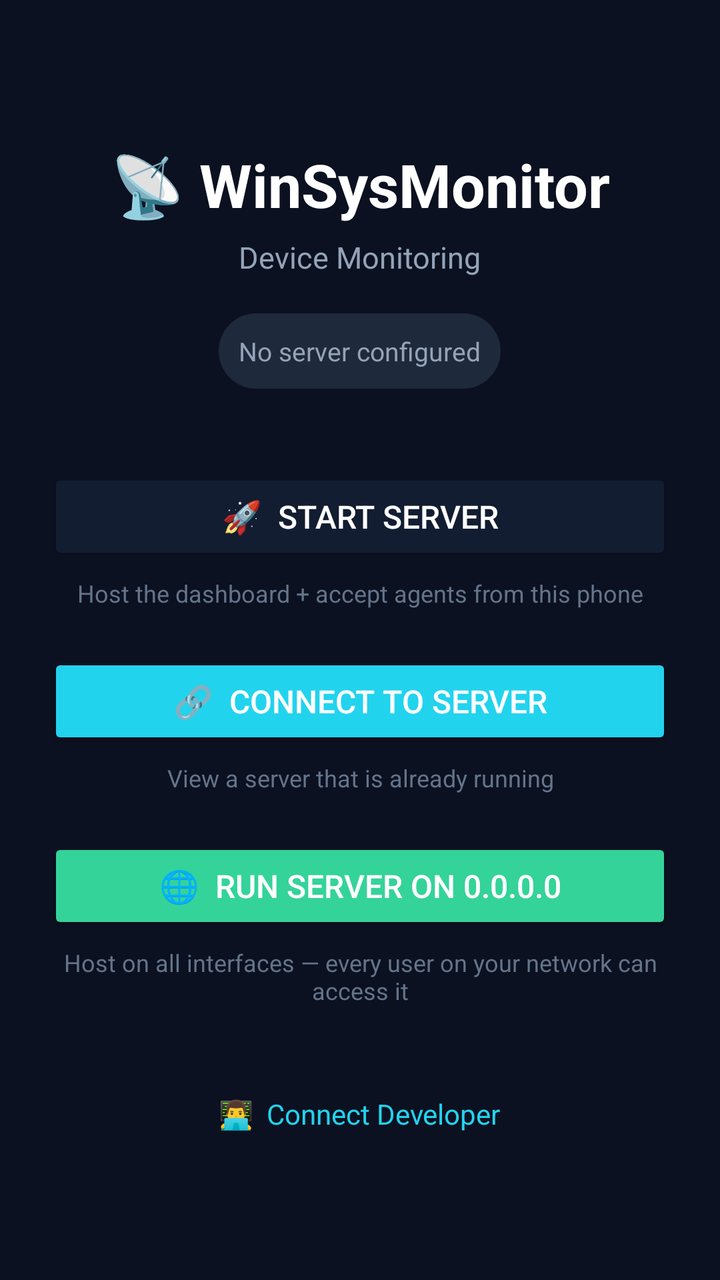
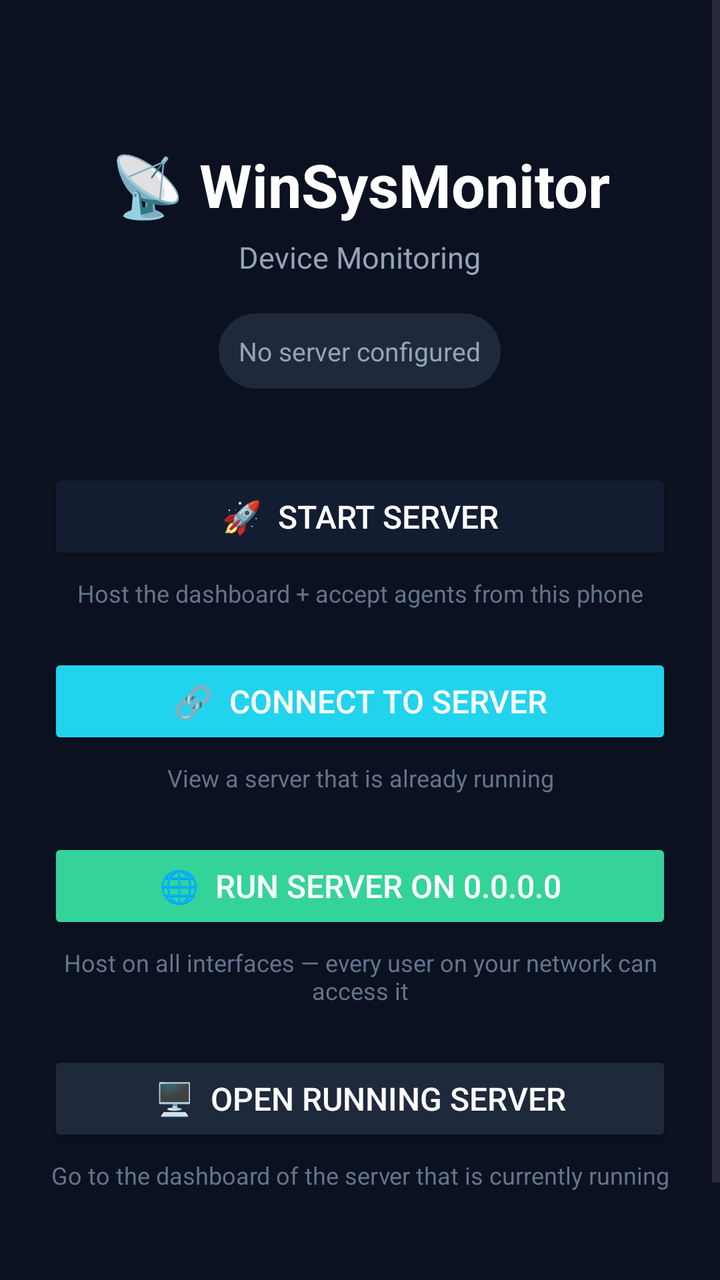

An Android layout rendered at two revisions. The XML below is the earlier revision; the diff shows what the commit changed to produce the second picture.
<!-- AndroidManifest.xml: application theme Theme.WinSysMonitor -->
<!-- res/layout/activity_launcher.xml -->
<?xml version="1.0" encoding="utf-8"?>
<ScrollView xmlns:android="http://schemas.android.com/apk/res/android"
    android:layout_width="match_parent"
    android:layout_height="match_parent"
    android:fillViewport="true"
    android:background="@color/launcher_bg">

    <LinearLayout
        android:layout_width="match_parent"
        android:layout_height="wrap_content"
        android:orientation="vertical"
        android:padding="24dp"
        android:gravity="center_horizontal">

        <TextView
            android:layout_width="wrap_content"
            android:layout_height="wrap_content"
            android:layout_marginTop="48dp"
            android:text="📡 WinSysMonitor"
            android:textSize="30sp"
            android:textStyle="bold"
            android:textColor="@color/white" />

        <TextView
            android:layout_width="wrap_content"
            android:layout_height="wrap_content"
            android:layout_marginTop="6dp"
            android:text="Device Monitoring"
            android:textSize="15sp"
            android:textColor="#94A3B8" />

        <TextView
            android:id="@+id/tvStatus"
            android:layout_width="wrap_content"
            android:layout_height="wrap_content"
            android:layout_marginTop="18dp"
            android:padding="10dp"
            android:background="@drawable/bg_status_chip"
            android:text="No server configured"
            android:textSize="13sp"
            android:textColor="#94A3B8" />

        <Button
            android:id="@+id/btnStartServer"
            android:layout_width="match_parent"
            android:layout_height="wrap_content"
            android:layout_marginTop="40dp"
            android:text="🚀  Start Server"
            android:textSize="16sp"
            android:backgroundTint="@color/primary"
            android:textColor="@color/white" />

        <TextView
            android:layout_width="match_parent"
            android:layout_height="wrap_content"
            android:layout_marginTop="6dp"
            android:gravity="center"
            android:text="Host the dashboard + accept agents from this phone"
            android:textSize="12sp"
            android:textColor="#64748B" />

        <Button
            android:id="@+id/btnConnect"
            android:layout_width="match_parent"
            android:layout_height="wrap_content"
            android:layout_marginTop="22dp"
            android:text="🔗  Connect to Server"
            android:textSize="16sp"
            android:backgroundTint="@color/cyan"
            android:textColor="@color/white" />

        <TextView
            android:layout_width="match_parent"
            android:layout_height="wrap_content"
            android:layout_marginTop="6dp"
            android:gravity="center"
            android:text="View a server that is already running"
            android:textSize="12sp"
            android:textColor="#64748B" />

        <Button
            android:id="@+id/btnRunAll"
            android:layout_width="match_parent"
            android:layout_height="wrap_content"
            android:layout_marginTop="22dp"
            android:text="🌐  Run Server on 0.0.0.0"
            android:textSize="16sp"
            android:backgroundTint="@color/online_green"
            android:textColor="@color/white" />

        <TextView
            android:layout_width="match_parent"
            android:layout_height="wrap_content"
            android:layout_marginTop="6dp"
            android:gravity="center"
            android:text="Host on all interfaces — every user on your network can access it"
            android:textSize="12sp"
            android:textColor="#64748B" />

        <TextView
            android:id="@+id/tvDeveloper"
            android:layout_width="wrap_content"
            android:layout_height="wrap_content"
            android:layout_marginTop="34dp"
            android:padding="10dp"
            android:text="👨‍💻  Connect Developer"
            android:textSize="14sp"
            android:textColor="#22D3EE" />
    </LinearLayout>
</ScrollView>
<!-- resources referenced by this layout -->
<resources>
  <color name="cyan">#22d3ee</color>
  <color name="launcher_bg">#0b1120</color>
  <color name="online_green">#34D399</color>
  <color name="primary">#131d31</color>
  <color name="white">#FFFFFF</color>
  <!-- drawable bg_status_chip (drawable) -->
  <?xml version="1.0" encoding="utf-8"?>
  <shape xmlns:android="http://schemas.android.com/apk/res/android" android:shape="rectangle">
      <corners android:radius="999px" />
      <solid android:color="#1E293B" />
  </shape>
  <style name="Theme.WinSysMonitor" parent="Theme.Material3.DayNight.NoActionBar">
          <item name="colorPrimary">@color/primary</item>
          <item name="colorOnPrimary">@color/white</item>
          <item name="colorSecondary">@color/cyan</item>
          <item name="colorOnSecondary">@color/primary_dark</item>
          <item name="android:statusBarColor">@color/primary_dark</item>
          <item name="android:navigationBarColor">@color/primary_dark</item>
      </style>
  <color name="primary_dark">#0b1120</color>
</resources>

<!-- the commit's change to res/layout/activity_launcher.xml (unified diff, before → after) -->
@@ -97,6 +97,25 @@
             android:textSize="12sp"
             android:textColor="#64748B" />
 
+        <Button
+            android:id="@+id/btnOpenDashboard"
+            android:layout_width="match_parent"
+            android:layout_height="wrap_content"
+            android:layout_marginTop="22dp"
+            android:text="🖥️  Open Running Server"
+            android:textSize="16sp"
+            android:backgroundTint="@color/card_bg"
+            android:textColor="@color/white" />
+
+        <TextView
+            android:layout_width="match_parent"
+            android:layout_height="wrap_content"
+            android:layout_marginTop="6dp"
+            android:gravity="center"
+            android:text="Go to the dashboard of the server that is currently running"
+            android:textSize="12sp"
+            android:textColor="#64748B" />
+
         <TextView
             android:id="@+id/tvDeveloper"
             android:layout_width="wrap_content"
<!-- resource entries referenced after the edit -->
@@ -1,5 +1,6 @@
 <!-- resources referenced by this layout -->
 <resources>
+  <color name="card_bg">#1E293B</color>
   <color name="cyan">#22d3ee</color>
   <color name="launcher_bg">#0b1120</color>
   <color name="online_green">#34D399</color>
